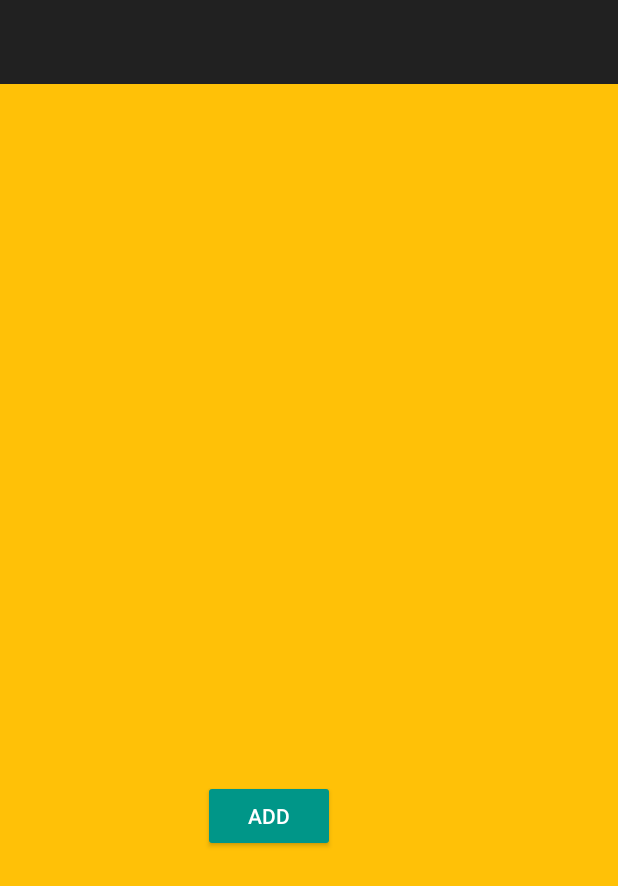
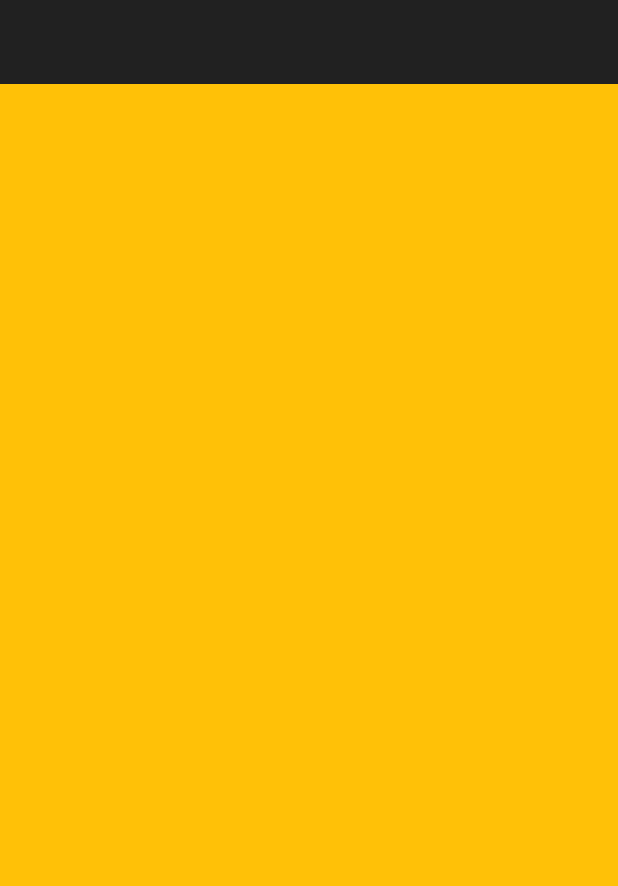
Before and after one commit to DavRo89/BiometricProfiling2, an Android app: the layout activity_add_modules.xml on its own in the app's theme, with its tools: preview values and no code run, on a phone screen of 412 x 824 dp. Shown: the top 886 px of the screen. Run offline under Robolectric (Android 15) with nearby library versions, the phone set to English and light mode, and no system bars.

Commit message:
Add working

```diff
--- a/app/src/main/java/com/example/davide/biometricprofiling/MainFragment.java
+++ b/app/src/main/java/com/example/davide/biometricprofiling/MainFragment.java
@@ -97,13 +97,8 @@ lv.setOnCreateContextMenuListener(new AdapterView.OnCreateContextMenuListener(){
 
                 File mydir = getContext().getFilesDir(); //get your internal directory
                File myFile = new File(mydir.toString(), Profileclick);
-                Log.d("path", Profileclick);
                 myFile.delete();
-
-
-
                 items=names;
-                Log.d("items",""+items.size());
                 lv=getListView();
 adapter.remove(adapter.getItem(posizione));
                 adapter.notifyDataSetChanged();
--- a/app/src/main/res/layout/activity_add_modules.xml
+++ b/app/src/main/res/layout/activity_add_modules.xml
@@ -1,22 +1,5 @@
 <?xml version="1.0" encoding="utf-8"?>
-<RelativeLayout xmlns:android="http://schemas.android.com/apk/res/android"
-              android:id="@+id/rel"
-              android:layout_width="fill_parent"
-              android:layout_height="fill_parent"
-              android:background="#FFC107"
-              xmlns:app="http://schemas.android.com/apk/res-auto"
-              android:orientation="vertical"
-              xmlns:tools="http://schemas.android.com/tools"
 
->
-    <Button
-            android:text="Add"
-            android:layout_width="wrap_content"
-            android:layout_height="wrap_content" android:id="@+id/button12"
-            android:layout_marginTop="520dp"
-            android:layout_marginStart="135dp"
-
-    />
     <LinearLayout xmlns:android="http://schemas.android.com/apk/res/android"
                   android:id="@+id/destination_layout"
                   android:layout_width="fill_parent"
@@ -24,12 +7,10 @@
                   android:background="#FFC107"
                   xmlns:app="http://schemas.android.com/apk/res-auto"
                   android:orientation="vertical"
-                  xmlns:tools="http://schemas.android.com/tools"
 
 >
 
     <!-- The actual layout for the destination Activity Goes here -->
-
 
         <android.support.v7.widget.Toolbar
                 android:id="@+id/toolbar"
@@ -38,5 +19,10 @@
                 android:background="?attr/colorPrimary"
                 android:theme="@style/ThemeOverlay.AppCompat.Dark.ActionBar"
                 app:popupTheme="@style/ThemeOverlay.AppCompat.Light"/>
-    </LinearLayout>
-</RelativeLayout>
+        <RelativeLayout  android:id="@+id/la"
+                         android:layout_width="wrap_content"
+                         android:layout_height="wrap_content">
+
+        </RelativeLayout>
+
+</LinearLayout>
```
Also changed, not shown: app/src/main/java/com/example/davide/biometricprofiling/AddModules.java (+64 -2 lines).
